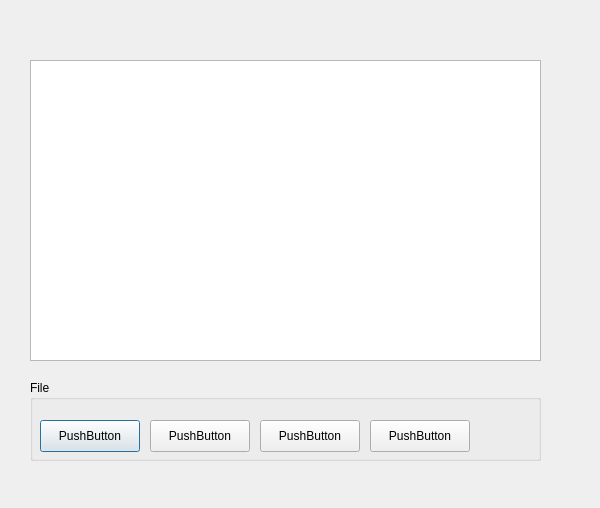
The window that studentmgapp/tchwindow.ui (kiromain/STMA) describes before a commit, drawn with Qt 5.
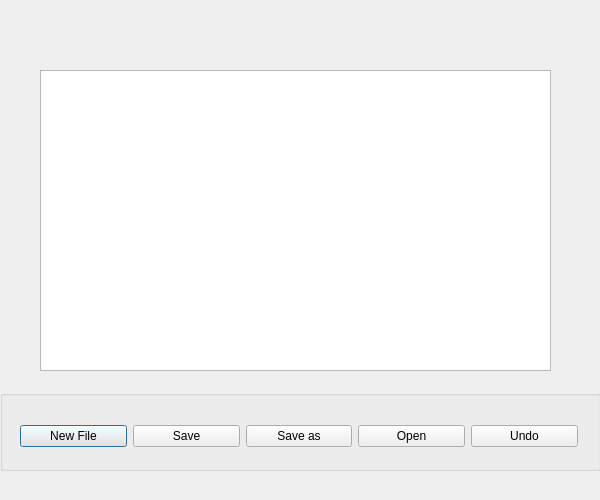
The same window after the commit.

```diff
--- a/studentmgapp/tchwindow.ui
+++ b/studentmgapp/tchwindow.ui
@@ -7,85 +7,89 @@
     <x>0</x>
     <y>0</y>
     <width>600</width>
-    <height>508</height>
+    <height>500</height>
    </rect>
   </property>
   <property name="windowTitle">
    <string>Dialog</string>
   </property>
+  <property name="styleSheet">
+   <string notr="true"/>
+  </property>
   <widget class="QTextEdit" name="textEdit">
    <property name="geometry">
     <rect>
-     <x>30</x>
-     <y>60</y>
+     <x>40</x>
+     <y>70</y>
      <width>511</width>
      <height>301</height>
     </rect>
    </property>
+   <property name="styleSheet">
+    <string notr="true"/>
+   </property>
   </widget>
   <widget class="QGroupBox" name="groupBox">
    <property name="geometry">
     <rect>
-     <x>30</x>
-     <y>380</y>
-     <width>511</width>
+     <x>0</x>
+     <y>390</y>
+     <width>601</width>
      <height>81</height>
     </rect>
    </property>
+   <property name="styleSheet">
+    <string notr="true"/>
+   </property>
    <property name="title">
-    <string>File</string>
+    <string/>
    </property>
-   <widget class="QPushButton" name="pushButton">
+   <widget class="QWidget" name="">
     <property name="geometry">
      <rect>
-      <x>10</x>
-      <y>40</y>
-      <width>100</width>
+      <x>20</x>
+      <y>30</y>
+      <width>558</width>
       <height>32</height>
      </rect>
     </property>
+    <layout class="QHBoxLayout" name="horizontalLayout">
+     <item>
+      <widget class="QPushButton" name="newfile_button">
     <property name="text">
-     <string>PushButton</string>
-    </property>
-   </widget>
-   <widget class="QPushButton" name="pushButton_2">
-    <property name="geometry">
-     <rect>
-      <x>120</x>
-      <y>40</y>
-      <width>100</width>
-      <height>32</height>
-     </rect>
-    </property>
+        <string>New File</string>
+       </property>
+      </widget>
+     </item>
+     <item>
+      <widget class="QPushButton" name="save_button">
     <property name="text">
-     <string>PushButton</string>
-    </property>
-   </widget>
-   <widget class="QPushButton" name="pushButton_3">
-    <property name="geometry">
-     <rect>
-      <x>230</x>
-      <y>40</y>
-      <width>100</width>
-      <height>32</height>
-     </rect>
-    </property>
+        <string>Save</string>
+       </property>
+      </widget>
+     </item>
+     <item>
+      <widget class="QPushButton" name="saveas_button">
     <property name="text">
-     <string>PushButton</string>
-    </property>
-   </widget>
-   <widget class="QPushButton" name="pushButton_4">
-    <property name="geometry">
-     <rect>
-      <x>340</x>
-      <y>40</y>
-      <width>100</width>
-      <height>32</height>
-     </rect>
-    </property>
+        <string>Save as</string>
+       </property>
+      </widget>
+     </item>
+     <item>
+      <widget class="QPushButton" name="open_button">
+       <property name="text">
+        <string>Open</string>
+       </property>
+      </widget>
+     </item>
+     <item>
+      <widget class="QPushButton" name="edit_button">
     <property name="text">
-     <string>PushButton</string>
-    </property>
+        <string>Undo</string>
+       </property>
+      </widget>
+     </item>
+    </layout>
    </widget>
   </widget>
  </widget>
```
Lines whose indentation alone changed are shown as unchanged.
